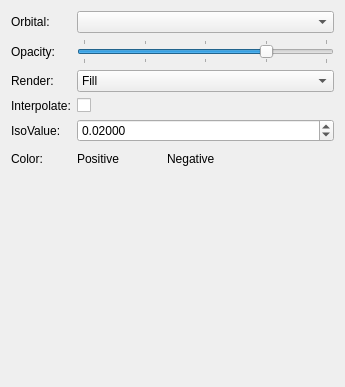
Before: the Qt Designer form libavogadro/src/engines/orbitalsettingswidget.ui in cryos/avogadro, drawn with Qt 5.
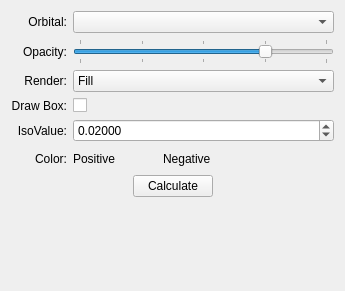
After: the same form once the commit is applied. Custom widgets are drawn as their Qt base class.

Commit message: Propagate new grids through to the combo and some UI cleanup.

```diff
--- a/libavogadro/src/engines/orbitalsettingswidget.ui
+++ b/libavogadro/src/engines/orbitalsettingswidget.ui
@@ -5,16 +5,19 @@
    <rect>
     <x>0</x>
     <y>0</y>
-    <width>341</width>
-    <height>387</height>
+    <width>331</width>
+    <height>291</height>
    </rect>
   </property>
-  <layout class="QGridLayout" >
+  <layout class="QGridLayout" name="gridLayout" >
    <item row="0" column="0" >
     <widget class="QLabel" name="orbitalLabel" >
      <property name="text" >
       <string>Orbital:</string>
      </property>
+     <property name="alignment" >
+      <set>Qt::AlignRight|Qt::AlignTrailing|Qt::AlignVCenter</set>
+     </property>
     </widget>
    </item>
    <item row="0" column="1" >
@@ -25,6 +28,9 @@
      <property name="text" >
       <string>Opacity:</string>
      </property>
+     <property name="alignment" >
+      <set>Qt::AlignRight|Qt::AlignTrailing|Qt::AlignVCenter</set>
+     </property>
     </widget>
    </item>
    <item row="1" column="1" >
@@ -66,6 +72,9 @@
      <property name="text" >
       <string>Render:</string>
      </property>
+     <property name="alignment" >
+      <set>Qt::AlignRight|Qt::AlignTrailing|Qt::AlignVCenter</set>
+     </property>
     </widget>
    </item>
    <item row="2" column="1" >
@@ -90,12 +99,15 @@
    <item row="3" column="0" >
     <widget class="QLabel" name="paddingLabel_2" >
      <property name="text" >
-      <string>Interpolate:</string>
+      <string>Draw Box:</string>
+     </property>
+     <property name="alignment" >
+      <set>Qt::AlignRight|Qt::AlignTrailing|Qt::AlignVCenter</set>
      </property>
     </widget>
    </item>
    <item row="3" column="1" >
-    <widget class="QCheckBox" name="interpolate" >
+    <widget class="QCheckBox" name="drawBoxCheck" >
      <property name="text" >
       <string/>
      </property>
@@ -112,6 +124,9 @@
      <property name="text" >
       <string>IsoValue:</string>
      </property>
+     <property name="alignment" >
+      <set>Qt::AlignRight|Qt::AlignTrailing|Qt::AlignVCenter</set>
+     </property>
     </widget>
    </item>
    <item row="4" column="1" >
@@ -138,6 +153,9 @@
      <property name="text" >
       <string>Color:</string>
      </property>
+     <property name="alignment" >
+      <set>Qt::AlignRight|Qt::AlignTrailing|Qt::AlignVCenter</set>
+     </property>
     </widget>
    </item>
    <item row="5" column="1" >
@@ -204,6 +222,43 @@
     </layout>
    </item>
    <item row="6" column="0" colspan="2" >
+    <layout class="QHBoxLayout" name="horizontalLayout" >
+     <item>
+      <spacer name="horizontalSpacer" >
+       <property name="orientation" >
+        <enum>Qt::Horizontal</enum>
+       </property>
+       <property name="sizeHint" stdset="0" >
+        <size>
+         <width>40</width>
+         <height>20</height>
+        </size>
+       </property>
+      </spacer>
+     </item>
+     <item>
+      <widget class="QPushButton" name="calculateButton" >
+       <property name="text" >
+        <string>Calculate</string>
+       </property>
+      </widget>
+     </item>
+     <item>
+      <spacer name="horizontalSpacer_2" >
+       <property name="orientation" >
+        <enum>Qt::Horizontal</enum>
+       </property>
+       <property name="sizeHint" stdset="0" >
+        <size>
+         <width>40</width>
+         <height>20</height>
+        </size>
+       </property>
+      </spacer>
+     </item>
+    </layout>
+   </item>
+   <item row="7" column="0" colspan="2" >
     <spacer>
      <property name="orientation" >
       <enum>Qt::Vertical</enum>
```
The commit also changes 2 other files.
